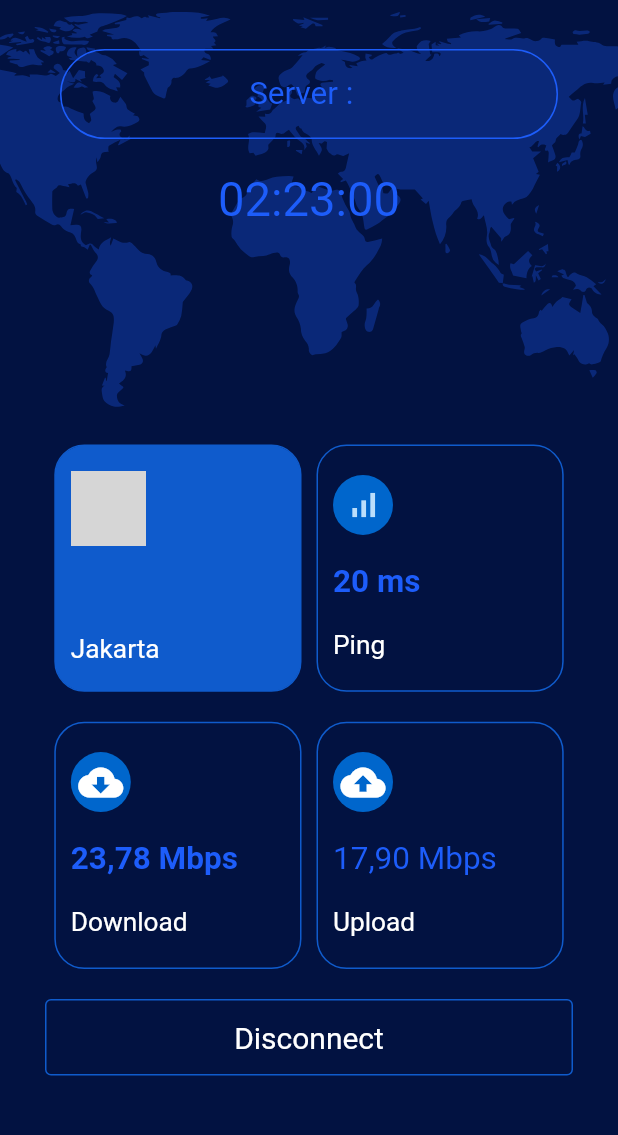
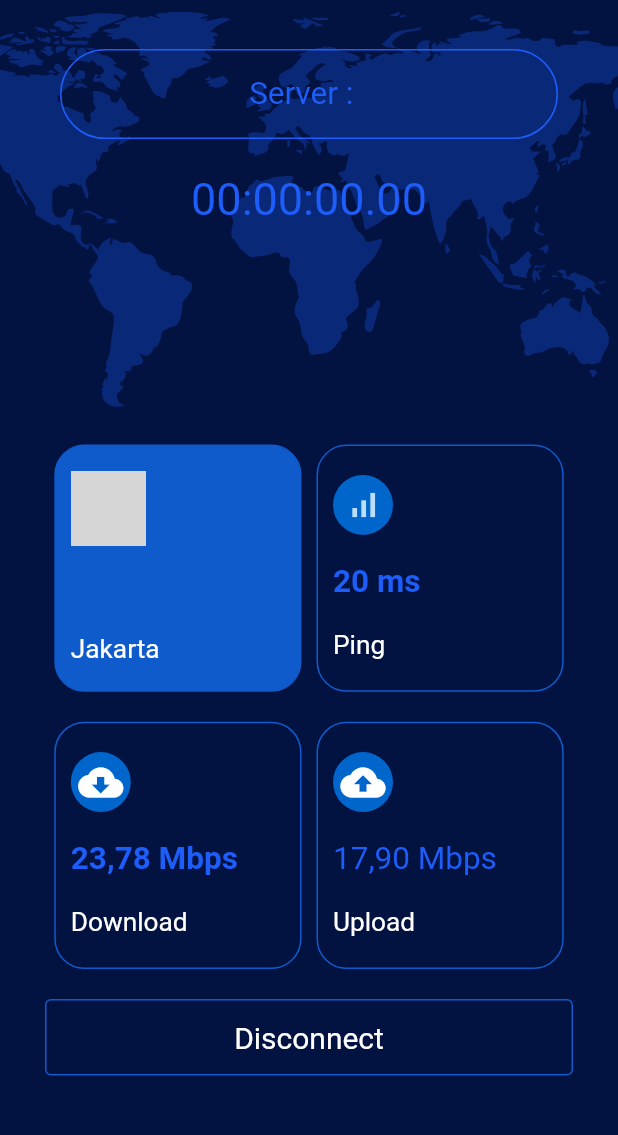
Before and after one commit to Sanat2002/Welloy-VPN, a Flutter app: the Home screen opened by its route, after a tap on the "power settings new" icon, on a phone screen of 412 x 824 dp, the part 72-1207 px from its top. Run offline on Flutter 3.47's test engine with Material 2 defaults, Android fonts, the phone set to English and light mode, and no system bars; our stand-ins replace flutter_svg, stop_watch_timer, velocity_x; grey boxes are pictures that could not be loaded.

```diff
--- a/lib/pages/home.dart
+++ b/lib/pages/home.dart
@@ -4,6 +4,7 @@ import 'package:flutter/material.dart';
 import 'package:flutter_svg/flutter_svg.dart';
 import 'package:wolly_vpn/constants/constants.dart';
 import 'package:velocity_x/velocity_x.dart';
+import 'package:stop_watch_timer/stop_watch_timer.dart';
 
 class Home extends StatefulWidget {
   const Home({Key? key}) : super(key: key);
@@ -15,13 +16,21 @@ class Home extends StatefulWidget {
 class _HomeState extends State<Home> {
   bool _isConnected = false;
   String _connectedCountry = "";
+  final StopWatchTimer _stopWatchTimer = StopWatchTimer();
 
   setCountry(name){
     _connectedCountry = name;
     _isConnected = true;
+    _stopWatchTimer.onExecute.add(StopWatchExecute.start);
     setState(() {
 
     });
+  }
+
+  @override
+  void dispose() {
+    _stopWatchTimer.dispose();
+    super.dispose();
   }
 
   @override
@@ -125,11 +134,21 @@ class _HomeState extends State<Home> {
                       child: Row(
                         mainAxisAlignment: MainAxisAlignment.center,
                         children: [
-                          "02:23:00"
-                              .text
-                              .textStyle(TextStyle(color: bgOne))
-                              .xl4
-                              .make()
+                          StreamBuilder<int>(
+                            stream: _stopWatchTimer.rawTime,
+                            initialData: 4,
+                            builder: (context,snapshot){
+                              final value = snapshot.data as int;
+                              final displaytime = StopWatchTimer.getDisplayTime(value,hours: true);
+
+                              if(displaytime=="00:00:08.00"){
+                                _stopWatchTimer.onExecute.add(StopWatchExecute.stop);
+                                // setState(() {
+                                //   _isConnected = false;
+                                // });
+                              }
+                              return Text(displaytime,style: TextStyle(color: bgOne,fontSize: 30),);
+                            })
                         ],
                       )),
                   Positioned(
@@ -280,6 +299,7 @@ class _HomeState extends State<Home> {
                                     elevation: 0,
                                     textStyle: const TextStyle(fontSize: 20)),
                                 onPressed: () {
+                                  _stopWatchTimer.onExecute.add(StopWatchExecute.reset);
                                   setState(() {
                                     _isConnected = false;
                                   });
--- a/lib/pages/signup.dart
+++ b/lib/pages/signup.dart
@@ -149,7 +149,7 @@ class _RegisterState extends State<Register> {
                         style: ElevatedButton.styleFrom(
                             primary: colorTwo, elevation: 1),
                         onPressed: () {
-                          Navigator.pushNamedAndRemoveUntil(context, '/home', (route) => false);
+                          Navigator.pushNamedAndRemoveUntil(context, '/otp', (route) => false);
                         },
                         child: Padding(
                           padding: const EdgeInsets.all(12.0),
--- a/lib/pages/splash.dart
+++ b/lib/pages/splash.dart
@@ -77,7 +77,7 @@ class Splash extends StatelessWidget {
                           elevation: 0,
                           textStyle: const TextStyle(fontSize: 20)),
                       onPressed: () {
-                        Navigator.pushNamed(context, "/signup");
+                        Navigator.pushNamed(context, "/home");
                       },
                       child: const Padding(
                         padding: EdgeInsets.all(14.0),
--- a/lib/pages/subscribe.dart
+++ b/lib/pages/subscribe.dart
@@ -120,7 +120,7 @@ class _SubscribeState extends State<Subscribe> {
                   backgroundColor: MaterialStateProperty.all(Colors.transparent)
                 ),
                 onPressed: (){
-
+                  Navigator.pushNamed(context, '/signup');
                 },
                 child: "Subscribe Now".text.xl2.make()
               ).wh(size.width*.8, size.height*.07)
--- a/lib/routes/approutes.dart
+++ b/lib/routes/approutes.dart
@@ -1,6 +1,7 @@
 import 'package:flutter/material.dart';
 import 'package:wolly_vpn/pages/home.dart';
 import 'package:wolly_vpn/pages/login.dart';
+import 'package:wolly_vpn/pages/otp.dart';
 import 'package:wolly_vpn/pages/signup.dart';
 import 'package:wolly_vpn/pages/splash.dart';
 import 'package:wolly_vpn/pages/subscribe.dart';
@@ -18,6 +19,8 @@ class AppRouter{
         return MaterialPageRoute(builder: (_)=>const Home());
       case '/subscribe':
         return MaterialPageRoute(builder: (_)=>const Subscribe());
+      case '/otp':
+        return MaterialPageRoute(builder: (_)=>const OtpScreen());
 
       default:
         return MaterialPageRoute(builder: (_){
--- a/pubspec.yaml
+++ b/pubspec.yaml
@@ -37,6 +37,8 @@ dependencies:
   cupertino_icons: ^1.0.2
   flutter_svg: ^1.0.3
   velocity_x: ^3.4.0
+  stop_watch_timer: ^1.3.1
+  vibration: ^1.7.3
 
 dev_dependencies:
   flutter_test:
```
Also changed, not shown: lib/pages/otp.dart (added, +75 -0 lines), pubspec.lock.
